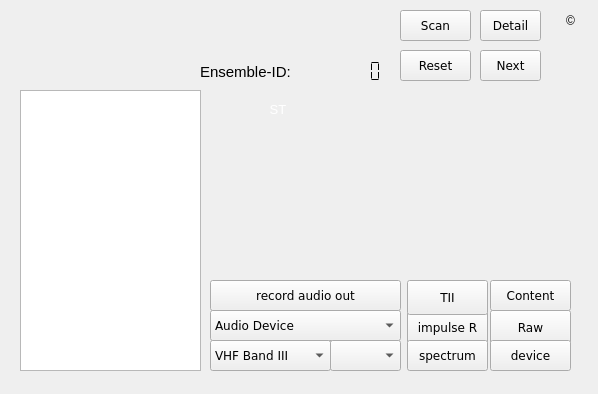
Old version of the form forms/dabradio.ui in the repository JvanKatwijk/sdrplayDab.
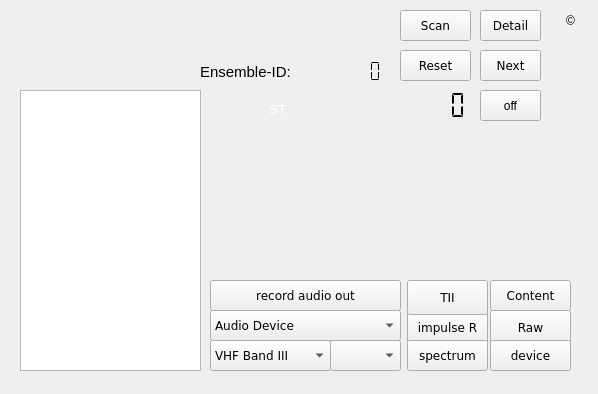
New version of the form.

Commit message: added exp support for switching antennas

What changed in the file:
```diff
--- a/forms/dabradio.ui
+++ b/forms/dabradio.ui
@@ -614,6 +614,38 @@
     <set>Qt::AlignCenter</set>
    </property>
   </widget>
+  <widget class="QLCDNumber" name="phaseOffsetDisplay">
+   <property name="geometry">
+    <rect>
+     <x>390</x>
+     <y>90</y>
+     <width>81</width>
+     <height>31</height>
+    </rect>
+   </property>
+   <property name="frameShape">
+    <enum>QFrame::NoFrame</enum>
+   </property>
+   <property name="segmentStyle">
+    <enum>QLCDNumber::Flat</enum>
+   </property>
+  </widget>
+  <widget class="QPushButton" name="antennaSwitch">
+   <property name="geometry">
+    <rect>
+     <x>480</x>
+     <y>90</y>
+     <width>61</width>
+     <height>31</height>
+    </rect>
+   </property>
+   <property name="toolTip">
+    <string>&lt;html&gt;&lt;head/&gt;&lt;body&gt;&lt;p&gt;Experimental button for use only with sdrPlay 2. Pushing the button will causes switching between the two antenna plugs on a DAB frame basis. We compute the difference between successive&lt;/p&gt;&lt;p&gt;phase differences between two successive frames.&lt;/p&gt;&lt;p&gt;If the antennas receive the incoming signal with the same phase, the resulting value is (app) 0,&lt;/p&gt;&lt;p&gt;otherwise not.&lt;/p&gt;&lt;/body&gt;&lt;/html&gt;</string>
+   </property>
+   <property name="text">
+    <string>off</string>
+   </property>
+  </widget>
  </widget>
  <resources/>
  <connections/>
```
The commit also changes 11 other files.
